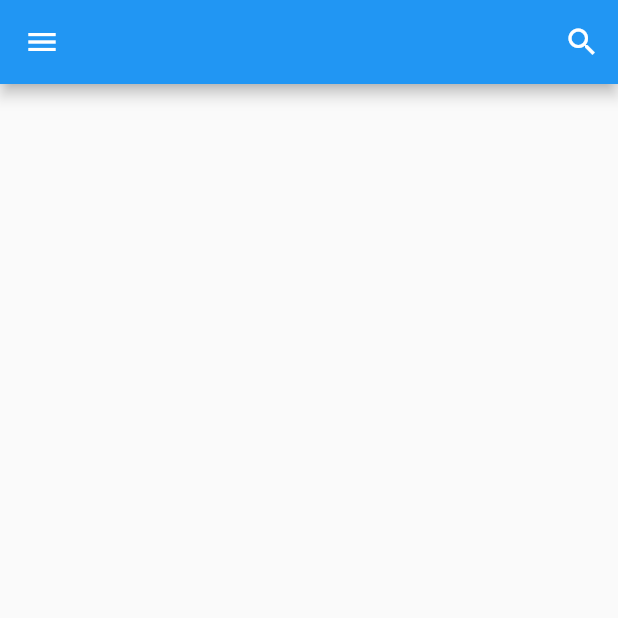
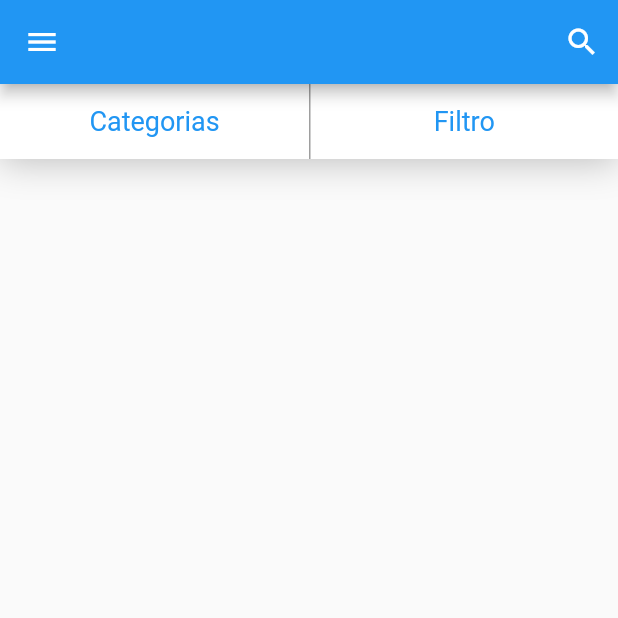
Before and after one commit to maximillianfx/flutter-course, a Flutter app: the screen it shows after launch, on a phone screen of 412 x 824 dp, the top half of it. Run offline on Flutter 3.47's test engine with Material 2 defaults, Android fonts, the phone set to English and light mode, and no system bars; our stand-ins replace carousel_pro, cloud_firestore, firebase_auth, firebase_storage, flutter_speed_dial, google_sign_in and 9 more; missing offline and left inert: bloc_pattern, dart:ffi, flutter_youtube; accounts and stored records are empty; key blocks and very long unbroken strings in the code were emptied for the run.

Commit message:
Adição de botoes Categoria e Filtros

```diff
--- a/xlo/xlo/lib/screens/home/home_screen.dart
+++ b/xlo/xlo/lib/screens/home/home_screen.dart
@@ -3,6 +3,7 @@ import 'package:provider/provider.dart';
 import 'package:xlo/blocs/home_bloc.dart';
 import 'package:xlo/common/custom_drawer/custom_drawer.dart';
 import 'package:xlo/screens/home/widgets/search_dialog.dart';
+import 'package:xlo/screens/home/widgets/top_bar.dart';
 
 class HomeScreen extends StatefulWidget {
   @override
@@ -84,6 +85,11 @@ class _HomeScreenState extends State<HomeScreen> {
         ],
       ),
       drawer: CustomDrawer(),
+      body: Column(
+        children: <Widget>[
+          TopBar(),
+        ],
+      ),
     );
   }
 
--- /dev/null
+++ b/xlo/xlo/lib/screens/home/widgets/bar_button.dart
@@ -0,0 +1,34 @@
+import 'package:flutter/material.dart';
+
+class BarButton extends StatelessWidget {
+
+  const BarButton({this.boxDecoration, this.label, this.onPressed});
+
+  final BoxDecoration boxDecoration;
+  final String label;
+  final VoidCallback onPressed;
+
+  @override
+  Widget build(BuildContext context) {
+    return Expanded(
+      child: GestureDetector(
+        onTap: onPressed,
+        child: Container(
+          height: 50,
+          alignment: Alignment.center,
+          padding: const EdgeInsets.symmetric(horizontal: 16),
+          decoration: boxDecoration,
+          child: Text(
+            label,
+            overflow: TextOverflow.ellipsis,
+            style: TextStyle(
+              color: Colors.blue,
+              fontSize: 18,
+              fontWeight: FontWeight.w400
+            ),
+          ),
+        ),
+      ),
+    );
+  }
+}
--- /dev/null
+++ b/xlo/xlo/lib/screens/home/widgets/top_bar.dart
@@ -0,0 +1,48 @@
+import 'package:flutter/material.dart';
+import 'package:xlo/screens/home/widgets/bar_button.dart';
+
+class TopBar extends StatelessWidget {
+  @override
+  Widget build(BuildContext context) {
+    return Container(
+      decoration: BoxDecoration(
+        boxShadow: [
+            BoxShadow(
+                color: Colors.grey[400],
+                blurRadius: 20.0,
+                offset: Offset(
+                  0,2
+                )
+            )
+        ]
+      ),
+      child: Row(
+        children: <Widget>[
+          BarButton(
+            boxDecoration: BoxDecoration(
+              color: Colors.white
+            ),
+            label: "Categorias",
+            onPressed: () {
+
+            },
+          ),
+          BarButton(
+            boxDecoration: BoxDecoration(
+                color: Colors.white,
+                border: Border(
+                  left: BorderSide(
+                      color: Colors.grey
+                  )
+                )
+            ),
+            label: "Filtro",
+            onPressed: () {
+
+            },
+          )
+        ],
+      ),
+    );
+  }
+}
```
